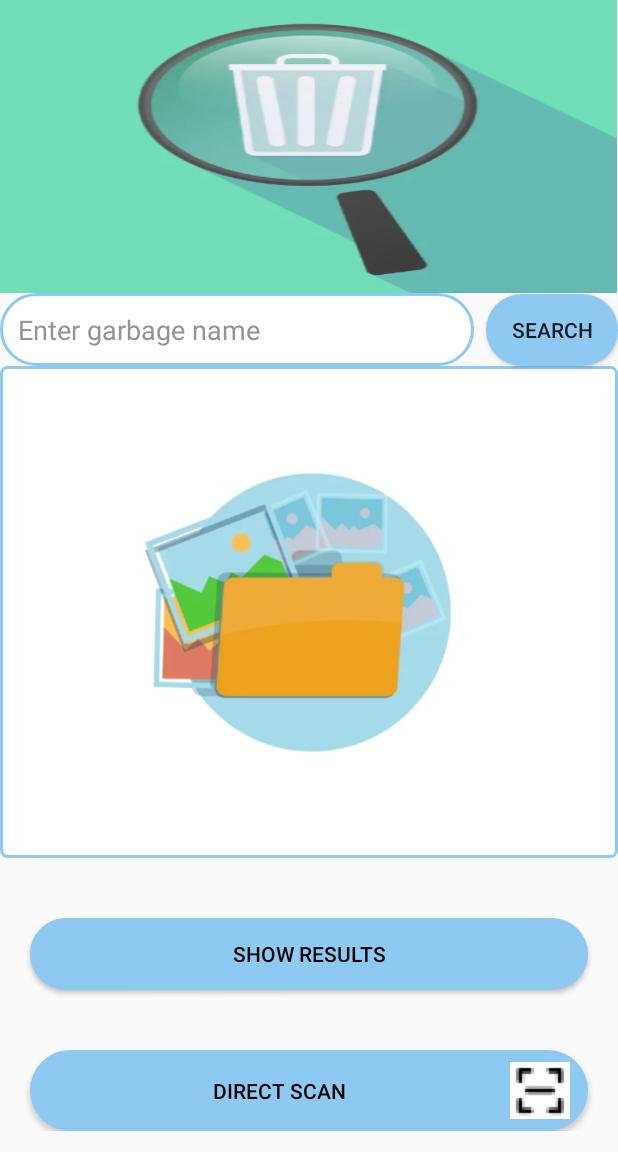
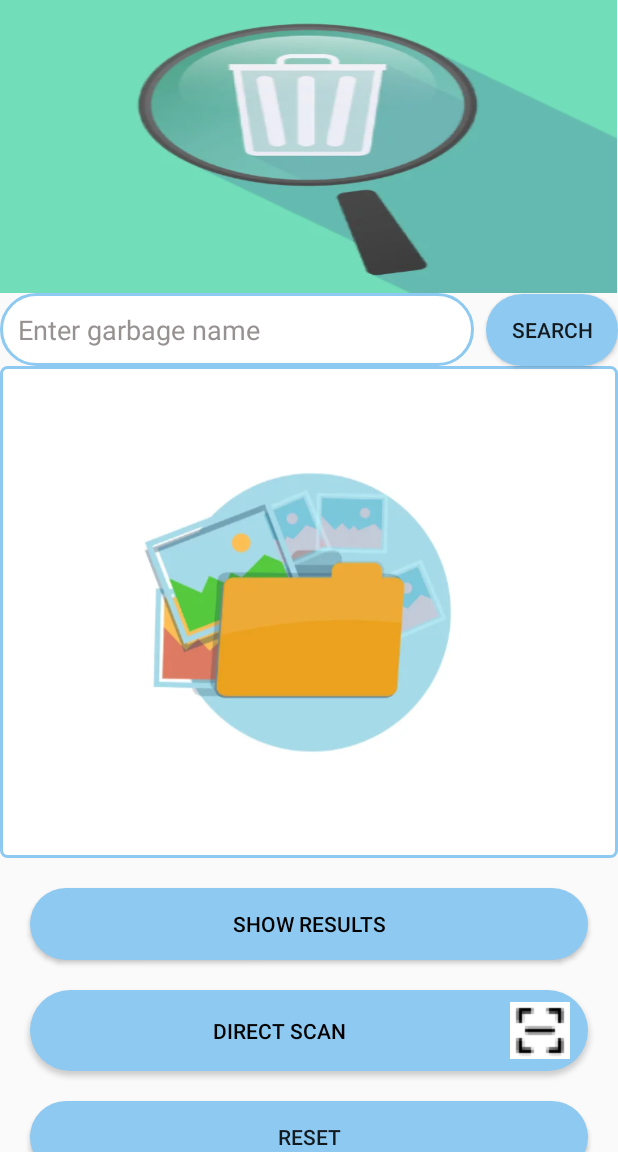
Before and after one commit to wszfln/GarbageSortingApp, an Android app: the QueryActivity screen opened directly, with no data from a screen before it, on a phone screen of 412 x 824 dp, the part 84-1236 px from its top. Run offline under Robolectric (Android 15) with nearby library versions, the phone set to English and light mode, and no system bars; our stand-ins replace Firebase (no records; nobody signed in at launch, a user with empty details on screens opened directly); libraries missing offline, so code that uses them is left out: org.tensorflow.lite.

Commit message:
Add a return function to each page and fix the bug in the image query function

```diff
--- a/app/src/main/java/com/example/garbagesortingapp/QueryActivity.java
+++ b/app/src/main/java/com/example/garbagesortingapp/QueryActivity.java
@@ -75,6 +75,7 @@ public class QueryActivity extends AppCompatActivity {
     private List<String> labels = new ArrayList<>();
     private ActivityResultLauncher<Intent> selectImageLauncher;
     private Bitmap selectedImageBitmap; // 用于存储用户选择的图片
+    private Button btnReset;
 
     private void loadLabels() {
         try {
@@ -111,23 +112,6 @@ public class QueryActivity extends AppCompatActivity {
         }
     }
 
-    private void initializeCamera() {
-        // Check if camera permission already exists
-        Log.d(TAG, "Initializing camera");
-        if (ContextCompat.checkSelfPermission(this, Manifest.permission.CAMERA)
-                != PackageManager.PERMISSION_GRANTED) {
-            // No permission, need to request
-            Log.d(TAG, "Camera permission not granted. Requesting permission.");
-            ActivityCompat.requestPermissions(this,
-                    new String[]{Manifest.permission.CAMERA},
-                    PERMISSION_REQUEST_CAMERA);
-        } else {
-            // Already have permission to start the camera
-            Log.d(TAG, "Camera permission granted. Opening camera.");
-            dispatchTakePictureIntent();
-        }
-    }
-
 
     @Override
     protected void onCreate(Bundle savedInstanceState) {
@@ -145,7 +129,10 @@ public class QueryActivity extends AppCompatActivity {
         btnScan2 = findViewById(R.id.btnScan2);
         btnScan3 = findViewById(R.id.btnScan3);
         edtSearch = findViewById(R.id.edtSearch);
+        btnReset = findViewById(R.id.btnReset);
 
+        // 初始化Activity Result Launchers
+        initLaunchers();
         loadModel();
         loadLabels();
         initializeCamera();
@@ -245,38 +232,14 @@ public class QueryActivity extends AppCompatActivity {
             }
         });
 
-        takePictureLauncher = registerForActivityResult(
-                new ActivityResultContracts.StartActivityForResult(),
-                result -> {
-                    if (result.getResultCode() == RESULT_OK && result.getData() != null) {
-                        Bundle extras = result.getData().getExtras();
-                        Bitmap imageBitmap = (Bitmap) extras.get("data");
-                        String itemName = classifyImage(imageBitmap);
-                        queryFirebaseAndNavigate(itemName);
-                    }
-                }
-        );
+
 
         // Initialize the camera when the scan button is clicked
         btnScan2.setOnClickListener(view -> takePictureLauncher.launch(new Intent(MediaStore.ACTION_IMAGE_CAPTURE)));
 
         // Select part of photo query from album
         // Initialize selectImageLauncher and process image selection results
-        selectImageLauncher = registerForActivityResult(
-                new ActivityResultContracts.StartActivityForResult(),
-                result -> {
-                    if (result.getResultCode() == RESULT_OK && result.getData() != null) {
-                        Uri imageUri = result.getData().getData();
-                        try {
-                            // Convert Uri to Bitmap and display on imageViewUpload
-                            selectedImageBitmap = MediaStore.Images.Media.getBitmap(this.getContentResolver(), imageUri);
-                            imageViewUpload.setImageBitmap(selectedImageBitmap);
-                        } catch (IOException e) {
-                            Log.e(TAG, "IOException when converting Uri to Bitmap", e);
-                        }
-                    }
-                }
-        );
+
 
         // Set a click listener for imageViewUpload to launch the image picker
         imageViewUpload.setOnClickListener(v -> {
@@ -295,7 +258,67 @@ public class QueryActivity extends AppCompatActivity {
             }
         });
 
+        imgBtnReturn2.setOnClickListener(new View.OnClickListener() {
+            @Override
+            public void onClick(View v) {
+                resetActivity();
+                finish();  // 结束当前活动
+            }
+        });
 
+        btnReset.setOnClickListener(new View.OnClickListener() {
+            @Override
+            public void onClick(View v) {
+                resetActivity();
+            }
+        });
+
+    }
+
+    private void initLaunchers() {
+        takePictureLauncher = registerForActivityResult(
+                new ActivityResultContracts.StartActivityForResult(),
+                result -> {
+                    if (result.getResultCode() == RESULT_OK && result.getData() != null) {
+                        Bundle extras = result.getData().getExtras();
+                        Bitmap imageBitmap = (Bitmap) extras.get("data");
+                        String itemName = classifyImage(imageBitmap);
+                        queryFirebaseAndNavigate(itemName);
+                    }
+                }
+        );
+
+        selectImageLauncher = registerForActivityResult(
+                new ActivityResultContracts.StartActivityForResult(),
+                result -> {
+                    if (result.getResultCode() == RESULT_OK && result.getData() != null) {
+                        Uri imageUri = result.getData().getData();
+                        try {
+                            selectedImageBitmap = MediaStore.Images.Media.getBitmap(this.getContentResolver(), imageUri);
+                            imageViewUpload.setImageBitmap(selectedImageBitmap);
+                        } catch (IOException e) {
+                            Log.e(TAG, "IOException when converting Uri to Bitmap", e);
+                        }
+                    }
+                }
+        );
+    }
+
+    private void initializeCamera() {
+        // Check if camera permission already exists
+        Log.d(TAG, "Initializing camera");
+        if (ContextCompat.checkSelfPermission(this, Manifest.permission.CAMERA)
+                != PackageManager.PERMISSION_GRANTED) {
+            // No permission, need to request
+            Log.d(TAG, "Camera permission not granted. Requesting permission.");
+            ActivityCompat.requestPermissions(this,
+                    new String[]{Manifest.permission.CAMERA},
+                    PERMISSION_REQUEST_CAMERA);
+        } else {
+            // Already have permission to start the camera
+            Log.d(TAG, "Camera permission granted. Opening camera.");
+            dispatchTakePictureIntent();
+        }
     }
 
 
@@ -403,4 +426,12 @@ public class QueryActivity extends AppCompatActivity {
         startActivity(intent);
     }
 
+    private void resetActivity() {
+        edtSearch.setText(""); // 清除搜索框内容
+        imageViewUpload.setImageDrawable(null); // 清除图片预览
+        selectedImageBitmap = null; // 清除选定的图片
+
+        // 可以添加更多的重置逻辑，如清除内部状态或重新加载数据
+    }
+
 }
--- a/app/src/main/java/com/example/garbagesortingapp/WebViewActivity.java
+++ b/app/src/main/java/com/example/garbagesortingapp/WebViewActivity.java
@@ -4,6 +4,7 @@ import androidx.appcompat.app.AppCompatActivity;
 import androidx.appcompat.widget.Toolbar;
 
 import android.os.Bundle;
+import android.view.View;
 import android.webkit.WebView;
 import android.widget.ImageButton;
 import android.widget.TextView;
@@ -34,5 +35,6 @@ public class WebViewActivity extends AppCompatActivity {
             webView.loadUrl(url);
         }
 
+
     }
 }
--- a/app/src/main/res/layout/query.xml
+++ b/app/src/main/res/layout/query.xml
@@ -66,7 +66,7 @@
                 android:layout_width="0dp"
                 android:layout_height="wrap_content"
                 android:layout_marginLeft="20dp"
-                android:layout_marginTop="40dp"
+                android:layout_marginTop="20dp"
                 android:layout_marginRight="20dp"
                 android:background="@drawable/bg_scan_button"
                 android:drawableRight="@drawable/scan"
@@ -85,11 +85,25 @@
                 app:layout_constraintTop_toBottomOf="@+id/btnScan3" />
 
             <android.widget.Button
+                android:id="@+id/btnReset"
+                android:layout_width="0dp"
+                android:layout_height="wrap_content"
+                android:layout_marginLeft="20dp"
+                android:layout_marginTop="20dp"
+                android:layout_marginRight="20dp"
+                android:background="@drawable/bg_scan_button"
+                android:gravity="center"
+                android:text="Reset"
+                app:layout_constraintLeft_toLeftOf="parent"
+                app:layout_constraintRight_toRightOf="parent"
+                app:layout_constraintTop_toBottomOf="@id/btnScan2" />
+
+            <android.widget.Button
                 android:id="@+id/btnScan3"
                 android:layout_width="0dp"
                 android:layout_height="wrap_content"
                 android:layout_marginLeft="20dp"
-                android:layout_marginTop="40dp"
+                android:layout_marginTop="20dp"
                 android:layout_marginRight="20dp"
                 android:background="@drawable/bg_scan_button"
                 android:gravity="center"
@@ -133,6 +147,7 @@
         android:padding="32dp"
         android:scaleType="centerInside"
         android:src="@drawable/upload"
+        android:hint="Please upload photos"
         app:layout_constraintBottom_toBottomOf="parent"
         app:layout_constraintDimensionRatio="1:1"
         app:layout_constraintEnd_toEndOf="parent"
```
Also changed, not shown: app/src/main/java/com/example/garbagesortingapp/AnswerActivity.java (+28 -1 lines), app/src/main/java/com/example/garbagesortingapp/ExplainActivity.java (+15 -0 lines), app/src/main/java/com/example/garbagesortingapp/InformationActivity.java (+24 -0 lines), app/src/main/java/com/example/garbagesortingapp/MapsActivity.java (+8 -0 lines), app/src/main/java/com/example/garbagesortingapp/QuizActivity.java (+8 -0 lines).
